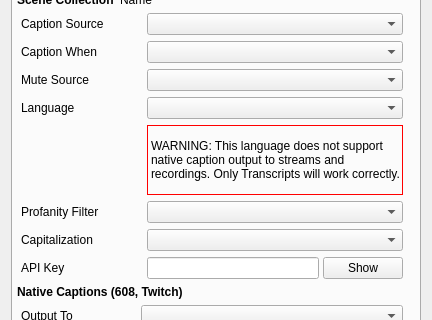
ratwithacompiler/OBS-captions-plugin, file src/ui/CaptionSettingsWidget.ui: the form before one commit; both pictures show x 0 to 432 and y 276 to 596 of the 432 by 1073 pixel window.
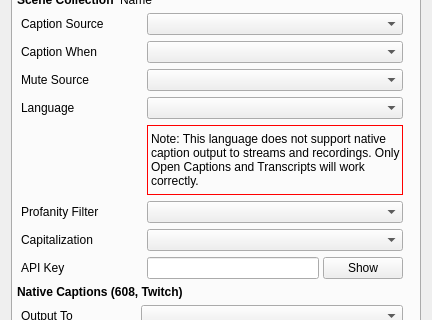
The form after the commit.

Commit message: Ui/Settings: include open captions in non western lang note

What changed in the file:
```diff
--- a/src/ui/CaptionSettingsWidget.ui
+++ b/src/ui/CaptionSettingsWidget.ui
@@ -347,7 +347,7 @@
              <string notr="true">border: 1px solid red;</string>
             </property>
             <property name="text">
-             <string>WARNING: This language does not support native caption output to streams and recordings. Only Transcripts will work correctly.</string>
+             <string>Note: This language does not support native caption output to streams and recordings. Only Open Captions and Transcripts will work correctly.</string>
             </property>
             <property name="wordWrap">
              <bool>true</bool>
```
